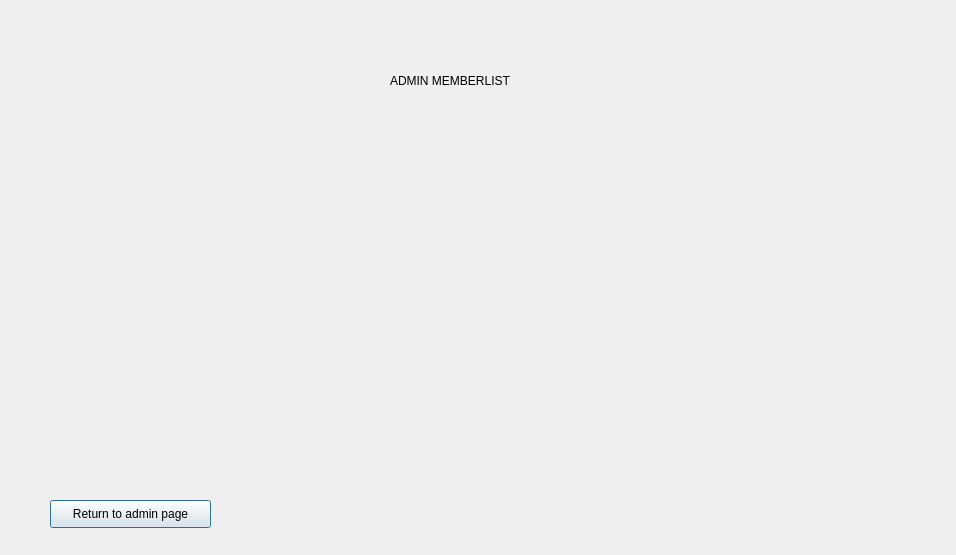
tdragon00/CS1C_Project_2, file Project2/admin_member_database.ui: the form before one commit.
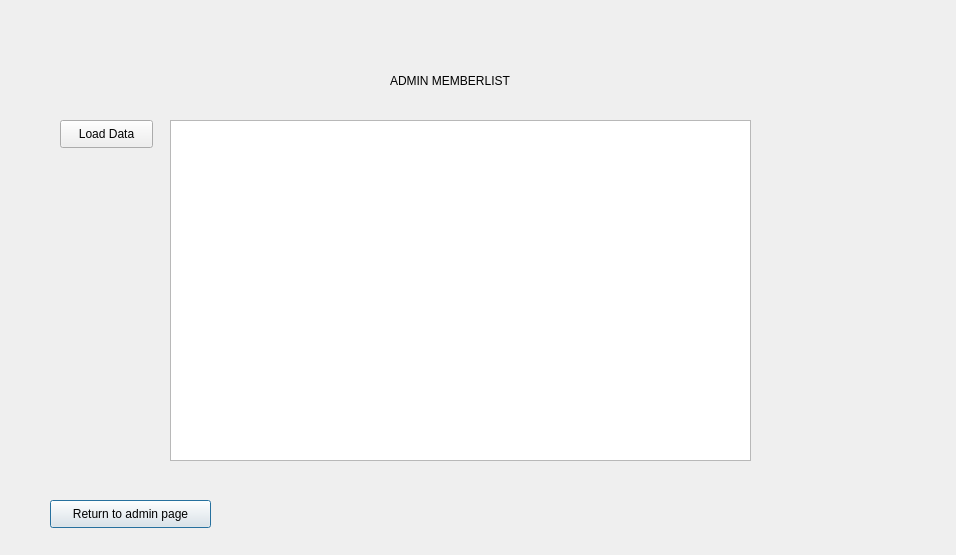
The form after the commit.

Commit message: added a table to view

What changed in the file:
```diff
--- a/Project2/admin_member_database.ui
+++ b/Project2/admin_member_database.ui
@@ -39,6 +39,29 @@
     <string>Return to admin page</string>
    </property>
   </widget>
+  <widget class="QPushButton" name="pushButton_2">
+   <property name="geometry">
+    <rect>
+     <x>60</x>
+     <y>120</y>
+     <width>93</width>
+     <height>28</height>
+    </rect>
+   </property>
+   <property name="text">
+    <string>Load Data</string>
+   </property>
+  </widget>
+  <widget class="QTableView" name="tableView">
+   <property name="geometry">
+    <rect>
+     <x>170</x>
+     <y>120</y>
+     <width>581</width>
+     <height>341</height>
+    </rect>
+   </property>
+  </widget>
  </widget>
  <resources/>
  <connections/>
```
The commit also changes 5 other files.
